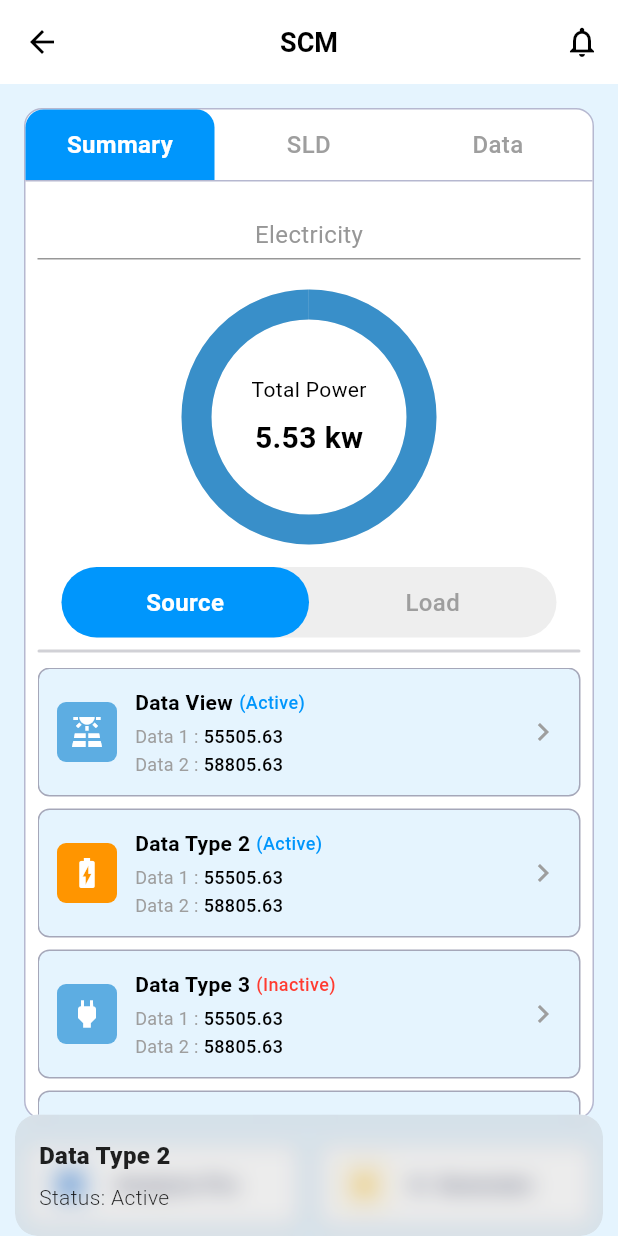
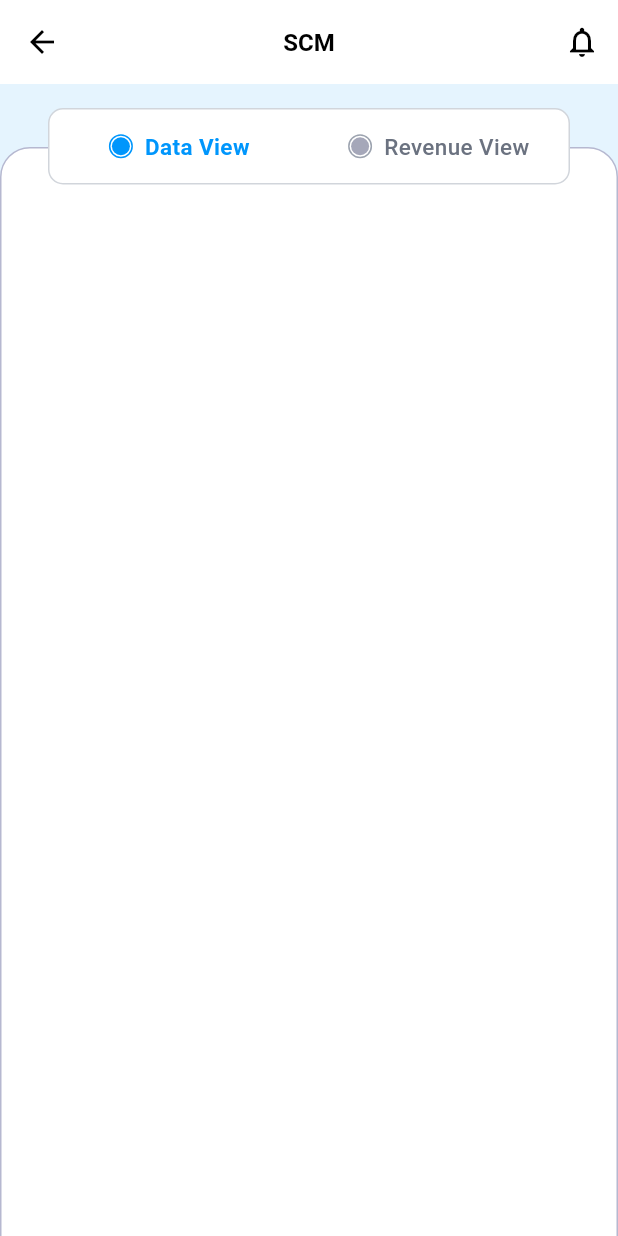
Before and after one commit to Md-Sakibul-Hasan/task_app, a Flutter app: the HomeView screen opened directly, after a tap on "Data Type 2", on a phone screen of 412 x 824 dp. Run offline on Flutter 3.47's test engine with Material 3 defaults, Android fonts, the phone set to English and light mode, and no system bars; our stand-ins replace flutter_svg, get.

Commit message:
create DataDetailView and fixed ui issue

```diff
--- /dev/null
+++ b/lib/bindings/data_detail_binding.dart
@@ -0,0 +1,10 @@
+// Binding - Data Detail Screen Dependencies
+import 'package:get/get.dart';
+import '../controllers/data_detail_controller.dart';
+
+class DataDetailBinding extends Bindings {
+  @override
+  void dependencies() {
+    Get.lazyPut<DataDetailController>(() => DataDetailController());
+  }
+}
--- /dev/null
+++ b/lib/controllers/data_detail_controller.dart
@@ -0,0 +1,22 @@
+// Controller - Handles data detail screen logic
+import 'package:get/get.dart';
+
+class DataDetailController extends GetxController {
+  // Observable state
+  final RxBool isDataView = true.obs;
+
+  @override
+  void onInit() {
+    super.onInit();
+  }
+
+  // Switch to Data View
+  void switchToDataView() {
+    isDataView.value = true;
+  }
+
+  // Switch to Revenue View
+  void switchToRevenueView() {
+    isDataView.value = false;
+  }
+}
--- a/lib/controllers/home_controller.dart
+++ b/lib/controllers/home_controller.dart
@@ -3,6 +3,8 @@ import 'package:get/get.dart';
 import '../models/data_item_model.dart';
 import '../models/menu_item_model.dart';
 import '../views/menu/menu_detail_view.dart';
+import '../views/data/data_detail_view.dart';
+import '../bindings/data_detail_binding.dart';
 
 class HomeController extends GetxController {
   // Observable state
@@ -34,10 +36,10 @@ class HomeController extends GetxController {
 
   // Handle data item tap
   void onDataItemTap(DataItemModel item) {
-    Get.snackbar(
-      item.title,
-      'Status: ${item.statusText}',
-      snackPosition: SnackPosition.BOTTOM,
+    Get.to(
+      () => const DataDetailView(),
+      binding: DataDetailBinding(),
+      arguments: item,
     );
   }
 
--- /dev/null
+++ b/lib/views/data/data_detail_view.dart
@@ -0,0 +1,321 @@
+// View - Data Detail Screen UI
+import 'package:flutter/material.dart';
+import 'package:get/get.dart';
+
+import '../../controllers/data_detail_controller.dart';
+import '../../widgets/custom_app_bar.dart';
+
+class DataDetailView extends StatelessWidget {
+  const DataDetailView({super.key});
+
+  @override
+  Widget build(BuildContext context) {
+    final DataDetailController controller = Get.find<DataDetailController>();
+
+    return Scaffold(
+      backgroundColor: const Color(0xFFE5F4FE),
+      appBar: CustomAppBar(
+        title: 'SCM',
+        onNotificationPressed: () {
+          Get.snackbar(
+            'Notifications',
+            'You have new notifications',
+            snackPosition: SnackPosition.TOP,
+          );
+        },
+      ),
+      body: SafeArea(
+        child: SingleChildScrollView(
+          child: Column(
+            children: [
+              const SizedBox(height: 42),
+              Stack(
+                clipBehavior: Clip.none,
+                alignment: Alignment.topCenter,
+                children: [
+                  Obx(
+                    () => controller.isDataView.value ? _buildDataViewContent(controller) : _buildRevenueViewContent(controller),
+                  ),
+                  Positioned(
+                    top: -26,
+                    left: 0,
+                    right: 0,
+                    child: Container(
+                      padding: const EdgeInsets.symmetric(vertical: 4),
+                      margin: const EdgeInsets.symmetric(horizontal: 32),
+                      decoration: BoxDecoration(
+                        color: Colors.white,
+                        borderRadius: BorderRadius.circular(10),
+                        border: Border.all(
+                          color: const Color(0xFFD1D5DB),
+                          width: 1,
+                        ),
+                      ),
+                      child: Row(
+                        children: [
+                          Expanded(
+                            child: Obx(
+                              () => InkWell(
+                                onTap: () => controller.switchToDataView(),
+                                borderRadius: BorderRadius.circular(25),
+                                child: Container(
+                                  padding: const EdgeInsets.symmetric(vertical: 10, horizontal: 16),
+                                  decoration: BoxDecoration(
+                                    color: Colors.transparent,
+                                    borderRadius: BorderRadius.circular(25),
+                                  ),
+                                  child: Row(
+                                    mainAxisAlignment: MainAxisAlignment.center,
+                                    children: [
+                                      Container(
+                                        width: 16,
+                                        height: 16,
+                                        decoration: BoxDecoration(
+                                          shape: BoxShape.circle,
+                                          border: Border.all(
+                                            color: controller.isDataView.value ? const Color(0xFF0096FC) : const Color(0xFF9CA3AF),
+                                            width: 1,
+                                          ),
+                                        ),
+                                        child: controller.isDataView.value
+                                            ? Center(
+                                                child: Container(
+                                                  width: 12,
+                                                  height: 12,
+                                                  decoration: const BoxDecoration(
+                                                    shape: BoxShape.circle,
+                                                    color: Color(0xFF0096FC),
+                                                  ),
+                                                ),
+                                              )
+                                            : Center(
+                                                child: Container(
+                                                  width: 11,
+                                                  height: 11,
+                                                  decoration: const BoxDecoration(
+                                                    shape: BoxShape.circle,
+                                                    color: Color(0xFFA5A7B9),
+                                                  ),
+                                                ),
+                                              ),
+                                      ),
+                                      const SizedBox(width: 8),
+                                      Text(
+                                        'Data View',
+                                        textAlign: TextAlign.center,
+                                        style: TextStyle(
+                                          color: controller.isDataView.value ? const Color(0xFF0096FC) : const Color(0xFF6B7280),
+                                          fontSize: 15,
+                                          fontWeight: controller.isDataView.value ? FontWeight.w600 : FontWeight.w500,
+                                        ),
+                                      ),
+                                    ],
+                                  ),
+                                ),
+                              ),
+                            ),
+                          ),
+                          Expanded(
+                            child: Obx(
+                              () => InkWell(
+                                onTap: () => controller.switchToRevenueView(),
+                                borderRadius: BorderRadius.circular(25),
+                                child: Container(
+                                  padding: const EdgeInsets.symmetric(vertical: 10, horizontal: 16),
+                                  decoration: BoxDecoration(
+                                    color: Colors.transparent,
+                                    borderRadius: BorderRadius.circular(25),
+                                  ),
+                                  child: Row(
+                                    mainAxisAlignment: MainAxisAlignment.center,
+                                    children: [
+                                      Container(
+                                        width: 16,
+                                        height: 16,
+                                        decoration: BoxDecoration(
+                                          shape: BoxShape.circle,
+                                          border: Border.all(
+                                            color: !controller.isDataView.value ? const Color(0xFF0096FC) : const Color(0xFF9CA3AF),
+                                            width: 1,
+                                          ),
+                                        ),
+                                        child: !controller.isDataView.value
+                                            ? Center(
+                                                child: Container(
+                                                  width: 11,
+                                                  height: 11,
+                                                  decoration: const BoxDecoration(
+                                                    shape: BoxShape.circle,
+                                                    color: Color(0xFF0096FC),
+                                                  ),
+                                                ),
+                                              )
+                                            : Center(
+                                                child: Container(
+                                                  width: 12,
+                                                  height: 12,
+                                                  decoration: const BoxDecoration(
+                                                    shape: BoxShape.circle,
+                                                    color: Color(0xFFA5A7B9),
+                                                  ),
+                                                ),
+                                              ),
+                                      ),
+                                      const SizedBox(width: 8),
+                                      Text(
+                                        'Revenue View',
+                                        textAlign: TextAlign.center,
+                                        style: TextStyle(
+                                          color: !controller.isDataView.value ? const Color(0xFF0096FC) : const Color(0xFF6B7280),
+                                          fontSize: 15,
+                                          fontWeight: !controller.isDataView.value ? FontWeight.w600 : FontWeight.w500,
+                                        ),
+                                      ),
+                                    ],
+                                  ),
+                                ),
+                              ),
+                            ),
+                          ),
+                        ],
+                      ),
+                    ),
+                  ),
+                ],
+              ),
+            ],
+          ),
+        ),
+      ),
+    );
+  }
+
+  Widget _buildDataViewContent(DataDetailController controller) {
+    return Container(
+      width: double.infinity,
+      constraints: BoxConstraints(
+        minHeight: MediaQuery.of(Get.context!).size.height,
+      ),
+      padding: const EdgeInsets.fromLTRB(20, 50, 20, 20),
+      decoration: BoxDecoration(
+        color: Colors.white,
+        borderRadius: BorderRadius.circular(20),
+        border: Border.all(
+          color: const Color(0xFFB6B8D0),
+          width: 1,
+        ),
+      ),
+    );
+  }
+
+  Widget _buildRevenueViewContent(DataDetailController controller) {
+    return Container(
+      width: double.infinity,
+      constraints: BoxConstraints(
+        minHeight: MediaQuery.of(Get.context!).size.height,
+      ),
+      padding: const EdgeInsets.fromLTRB(20, 50, 20, 20),
+      decoration: BoxDecoration(
+        color: Colors.white,
+        borderRadius: BorderRadius.circular(20),
+        border: Border.all(
+          color: const Color(0xFFB6B8D0),
+          width: 1,
+        ),
+      ),
+    );
+  }
+
+  Widget _buildDataRow({
+    required String label,
+    required String value,
+    required Color color,
+  }) {
+    return Row(
+      mainAxisAlignment: MainAxisAlignment.spaceBetween,
+      children: [
+        Text(
+          label,
+          style: const TextStyle(
+            color: Colors.grey,
+            fontSize: 14,
+            fontWeight: FontWeight.w500,
+          ),
+        ),
+        Container(
+          padding: const EdgeInsets.symmetric(horizontal: 16, vertical: 8),
+          decoration: BoxDecoration(
+            color: color.withOpacity(0.1),
+            borderRadius: BorderRadius.circular(8),
+            border: Border.all(color: color.withOpacity(0.3), width: 1),
+          ),
+          child: Text(
+            value,
+            style: TextStyle(
+              color: color,
+              fontSize: 16,
+              fontWeight: FontWeight.w600,
+            ),
+          ),
+        ),
+      ],
+    );
+  }
+
+  Widget _buildRevenueCard({
+    required String title,
+    required String amount,
+    required IconData icon,
+    required Color color,
+  }) {
+    return Container(
+      padding: const EdgeInsets.all(16),
+      decoration: BoxDecoration(
+        color: color.withOpacity(0.1),
+        borderRadius: BorderRadius.circular(12),
+        border: Border.all(color: color.withOpacity(0.3), width: 1),
+      ),
+      child: Row(
+        children: [
+          Container(
+            padding: const EdgeInsets.all(12),
+            decoration: BoxDecoration(
+              color: color,
+              borderRadius: BorderRadius.circular(8),
+            ),
+            child: Icon(
+              icon,
+              color: Colors.white,
+              size: 24,
+            ),
+          ),
+          const SizedBox(width: 16),
+          Expanded(
+            child: Column(
+              crossAxisAlignment: CrossAxisAlignment.start,
+              children: [
+                Text(
+                  title,
+                  style: const TextStyle(
+                    color: Colors.grey,
+                    fontSize: 13,
+                    fontWeight: FontWeight.w500,
+                  ),
+                ),
+                const SizedBox(height: 4),
+                Text(
+                  amount,
+                  style: TextStyle(
+                    color: color,
+                    fontSize: 20,
+                    fontWeight: FontWeight.bold,
+                  ),
+                ),
+              ],
+            ),
+          ),
+        ],
+      ),
+    );
+  }
+}
--- a/lib/views/home/home_view.dart
+++ b/lib/views/home/home_view.dart
@@ -1,6 +1,7 @@
 // View - Home Screen UI
 import 'package:flutter/material.dart';
 import 'package:get/get.dart';
+
 import '../../controllers/home_controller.dart';
 import '../../widgets/custom_app_bar.dart';
 import '../../widgets/item_card_widget.dart';
@@ -19,7 +20,8 @@ class HomeView extends StatelessWidget {
           title: 'SCM',
           onNotificationPressed: controller.onNotificationPressed,
         ),
-        body: SingleChildScrollView(
+        body: SafeArea(
+          child: SingleChildScrollView(
             child: Column(
               children: [
                 // Tab bar
@@ -47,9 +49,7 @@ class HomeView extends StatelessWidget {
                                 padding: const EdgeInsets.symmetric(vertical: 12),
                                 decoration: const BoxDecoration(
                                   color: Color(0xFF0096FC),
-                                borderRadius: BorderRadius.only(
-                                    topLeft: Radius.circular(12),
-                                    topRight: Radius.circular(12)),
+                                  borderRadius: BorderRadius.only(topLeft: Radius.circular(12), topRight: Radius.circular(12)),
                                 ),
                                 child: const Text(
                                   'Summary',
@@ -144,8 +144,7 @@ class HomeView extends StatelessWidget {
                                       value: 1,
                                       strokeWidth: 20,
                                       backgroundColor: Colors.grey[200],
-                                    valueColor:
-                                        const AlwaysStoppedAnimation<Color>(
+                                      valueColor: const AlwaysStoppedAnimation<Color>(
                                         Color(0xFF398FC9),
                                       ),
                                     ),
@@ -191,8 +190,7 @@ class HomeView extends StatelessWidget {
                                         // TODO: Switch to Source
                                       },
                                       child: Container(
-                                      padding: const EdgeInsets.symmetric(
-                                          vertical: 12),
+                                        padding: const EdgeInsets.symmetric(vertical: 12),
                                         decoration: BoxDecoration(
                                           color: const Color(0xFF0096FC),
                                           borderRadius: BorderRadius.circular(25),
@@ -215,8 +213,7 @@ class HomeView extends StatelessWidget {
                                         // TODO: Switch to Load
                                       },
                                       child: Container(
-                                      padding: const EdgeInsets.symmetric(
-                                          vertical: 12),
+                                        padding: const EdgeInsets.symmetric(vertical: 12),
                                         child: const Text(
                                           'Load',
                                           textAlign: TextAlign.center,
@@ -254,8 +251,7 @@ class HomeView extends StatelessWidget {
                                       statusText: item.statusText,
                                       statusColor: item.statusColor,
                                       icon: item.icon,
-                                    iconBackgroundColor:
-                                        item.iconBackgroundColor,
+                                      iconBackgroundColor: item.iconBackgroundColor,
                                       data1Label: item.data1Label,
                                       data1Value: item.data1Value,
                                       data2Label: item.data2Label,
@@ -279,8 +275,7 @@ class HomeView extends StatelessWidget {
                     () => GridView.builder(
                       shrinkWrap: true,
                       physics: const NeverScrollableScrollPhysics(),
-                    gridDelegate:
-                        const SliverGridDelegateWithFixedCrossAxisCount(
+                      gridDelegate: const SliverGridDelegateWithFixedCrossAxisCount(
                         crossAxisCount: 2,
                         crossAxisSpacing: 12,
                         mainAxisSpacing: 8,
@@ -302,6 +297,7 @@ class HomeView extends StatelessWidget {
                 const SizedBox(height: 16),
               ],
             ),
+          ),
         ));
   }
 }
--- a/lib/views/menu/menu_detail_view.dart
+++ b/lib/views/menu/menu_detail_view.dart
@@ -1,5 +1,6 @@
 import 'package:flutter/material.dart';
 import 'package:get/get.dart';
+
 import '../../widgets/custom_app_bar.dart';
 
 class MenuDetailView extends StatelessWidget {
@@ -19,7 +20,8 @@ class MenuDetailView extends StatelessWidget {
         showBackButton: true,
         onBackPressed: () => Get.back(),
       ),
-      body: Container(
+      body: SafeArea(
+        child: Container(
           margin: const EdgeInsets.only(top: 15, left: 25, right: 25, bottom: 25),
           decoration: BoxDecoration(
             color: const Color(0xFFFFFFFF),
@@ -56,6 +58,7 @@ class MenuDetailView extends StatelessWidget {
             ),
           ),
         ),
+      ),
     );
   }
 }
--- a/lib/widgets/custom_app_bar.dart
+++ b/lib/widgets/custom_app_bar.dart
@@ -39,7 +39,7 @@ class CustomAppBar extends StatelessWidget implements PreferredSizeWidget {
         title,
         style: const TextStyle(
           color: Colors.black,
-          fontSize: 18,
+          fontSize: 16,
           fontWeight: FontWeight.w600,
         ),
       ),
```
Lines whose indentation alone changed are shown as unchanged.
